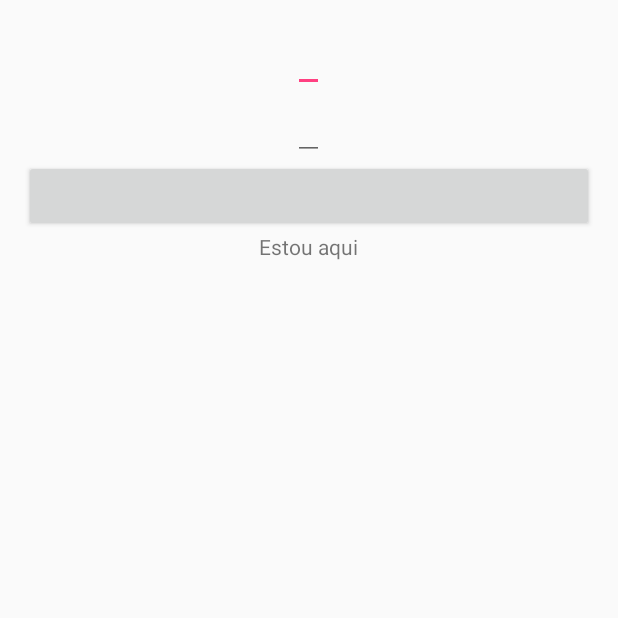
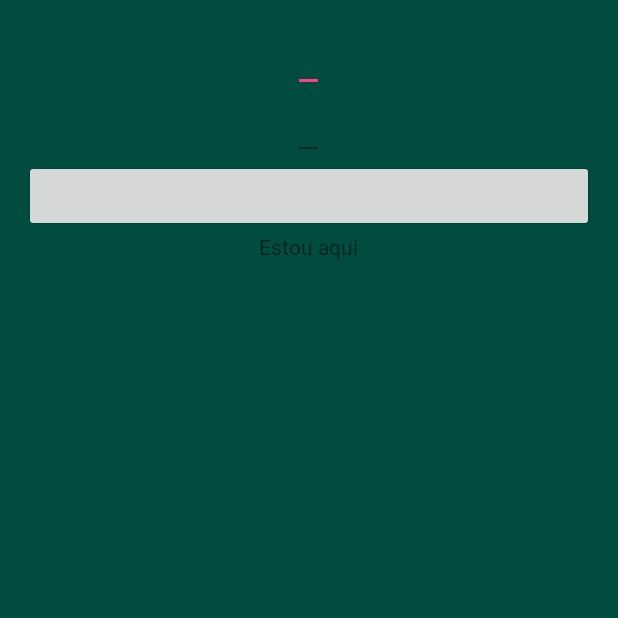
Before and after one commit to Liellison/CalcUERN, an Android app: the Horas30Activity screen opened directly, with no data from a screen before it, on a phone screen of 412 x 824 dp, the top half of it. Run offline under Robolectric (Android 15) with nearby library versions, the phone set to English and light mode, and no system bars.

Commit message:
Versao Alpha 0.0.2.0 Tive que alterar novamento o sdk pois ele nao estava aceitando as cores do material design, um TODO que estou planejando eh usar bottom navigation bar

```diff
--- a/app/build.gradle
+++ b/app/build.gradle
@@ -6,7 +6,7 @@ android {
 
     defaultConfig {
         applicationId "com.liellison.calcuern"
-        minSdkVersion 16
+        minSdkVersion 19
         targetSdkVersion 19
         versionCode 1
         versionName "0.0.2"
--- a/app/src/main/res/layout/activity_30horas.xml
+++ b/app/src/main/res/layout/activity_30horas.xml
@@ -7,7 +7,8 @@
     android:paddingLeft="@dimen/activity_horizontal_margin"
     android:paddingRight="@dimen/activity_horizontal_margin"
     android:paddingTop="@dimen/activity_vertical_margin"
-    tools:context="com.liellison.calcuern.Horas30Activity">
+    tools:context="com.liellison.calcuern.Horas30Activity"
+    android:background="#004D40">
 
     <EditText
         android:layout_width="wrap_content"
--- a/app/src/main/res/layout/activity_90horas.xml
+++ b/app/src/main/res/layout/activity_90horas.xml
@@ -1,7 +1,8 @@
 <?xml version="1.0" encoding="utf-8"?>
 <LinearLayout xmlns:android="http://schemas.android.com/apk/res/android"
     android:orientation="vertical" android:layout_width="match_parent"
-    android:layout_height="match_parent">
+    android:layout_height="match_parent"
+    android:background="#004D40">
 
     <EditText
         android:layout_width="wrap_content"
--- a/app/src/main/res/values/colors.xml
+++ b/app/src/main/res/values/colors.xml
@@ -3,4 +3,6 @@
     <color name="colorPrimary">#3F51B5</color>
     <color name="colorPrimaryDark">#303F9F</color>
     <color name="colorAccent">#FF4081</color>
+    <color name="background_light">#e0f2f1</color>
+    <color name="E0F2F1">#ffffff</color>
 </resources>
--- a/app/src/main/res/values/styles.xml
+++ b/app/src/main/res/values/styles.xml
@@ -6,6 +6,7 @@
         <item name="colorPrimary">@color/colorPrimary</item>
         <item name="colorPrimaryDark">@color/colorPrimaryDark</item>
         <item name="colorAccent">@color/colorAccent</item>
+        <item name="android:colorBackground">@color/background_light</item>
     </style>
 
 </resources>
```
